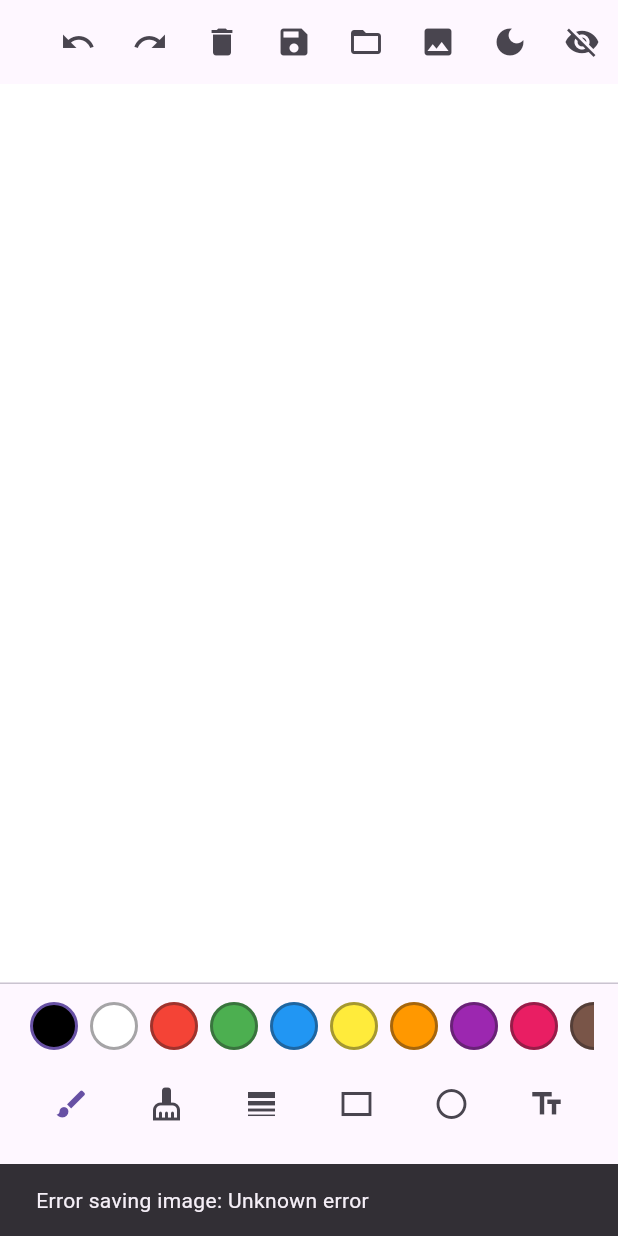
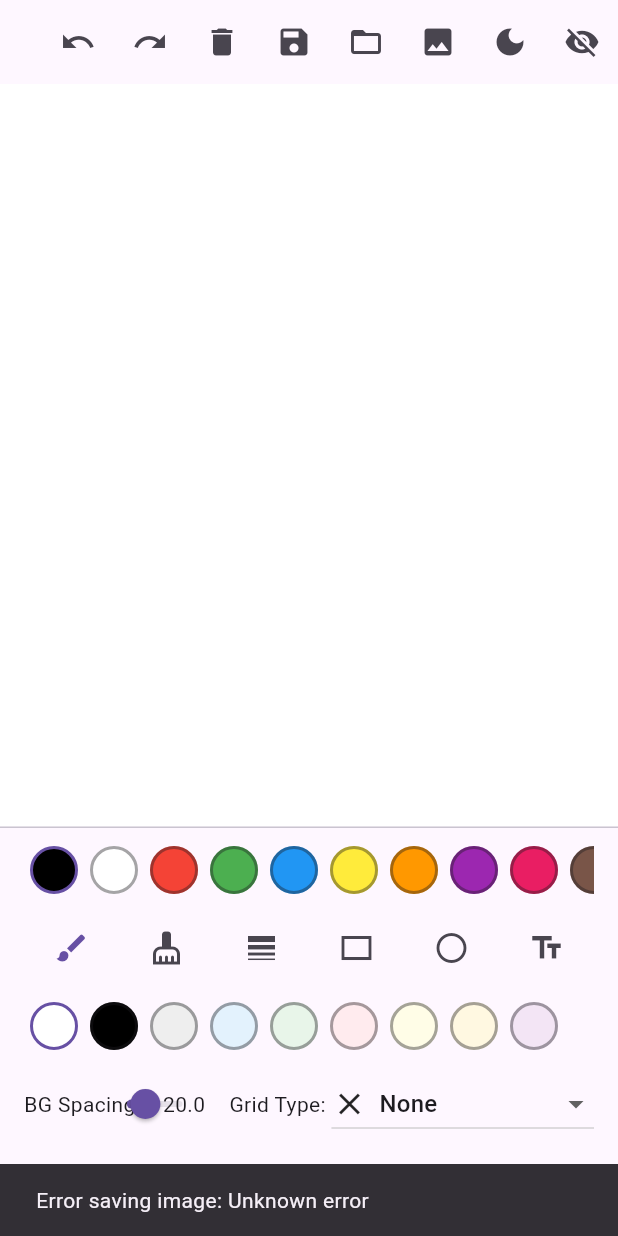
Before and after one commit to MohamedAliShaltoot/Apply-on-widgets, a Flutter app: the screen it shows after launch, after a tap on the "image" icon, on a phone screen of 412 x 824 dp. Run offline on Flutter 3.47's test engine with Material 3 defaults, Android fonts, the phone set to English and light mode, and no system bars; our stand-ins replace bloc, chat_bubbles, dio, either_dart, flutter_bloc, image_gallery_saver and 2 more.

Commit message:
fix old features

```diff
--- a/lib/main.dart
+++ b/lib/main.dart
@@ -37,7 +37,7 @@
 //   }
 // }
 import 'dart:typed_data';
-import 'dart:ui';
+
 
 import 'package:flutter/material.dart';
 import 'package:flutter/rendering.dart'; // For RepaintBoundary
@@ -46,9 +46,11 @@ import 'dart:io'; // For file operations
 import 'dart:convert'; // For JSON encoding/decoding
 
 import 'package:path_provider/path_provider.dart'; // For getting app directories
-import 'package:image/image.dart' as img; // For image encoding
+
 import 'package:image_gallery_saver/image_gallery_saver.dart'; // For saving to gallery
 import 'package:permission_handler/permission_handler.dart'; // For permissions
+
+
 
 void main() {
   runApp(const MyDrawingApp());
@@ -58,15 +60,12 @@ void main() {
 // DATA MODELS & ENUMS
 // ===========================================================================
 
-// Expanded BackgroundType options
+// Updated BackgroundType options (removed harmful ones)
 enum BackgroundType {
   none,
   grid, // Square grid
   dotted,
   lines, // Horizontal lines
-  diagonal, // 45-degree lines
-  isometric, // Isometric grid
-  graphPaper, // Finer grid with bolder major lines
 }
 
 enum ToolType { pencil, eraser, line, rectangle, circle, text }
@@ -77,10 +76,9 @@ class DrawnObject {
   final double width;
   final ToolType tool;
   final String? text;
-  final Color? backgroundColor; // Needed for eraser blend mode
+  final Color? backgroundColor;
 
-  // For text rendering optimization - cached TextPainter
-  late final TextPainter _textPainter; // Marked as late final
+  late final TextPainter _textPainter;
 
   DrawnObject({
     required this.points,
@@ -99,38 +97,28 @@ class DrawnObject {
           text: text,
           style: TextStyle(
             color: color,
-            fontSize: width * 2 < 16 ? 16 : width * 2, // Min font size
+            fontSize: width * 2 < 16 ? 16 : width * 2,
           ),
         ),
         textDirection: TextDirection.ltr,
       );
-      _textPainter.layout(); // Layout text immediately when created
+      _textPainter.layout();
     }
   }
 
-  // Get the initialized TextPainter (nullable for non-text objects)
   TextPainter? get textPainter =>
       (tool == ToolType.text && text != null) ? _textPainter : null;
-
-  // Helper for erasing functionality
   bool get isErasing => tool == ToolType.eraser;
 
   // --- Serialization Methods ---
   factory DrawnObject.fromJson(Map<String, dynamic> json) {
-    // Deserialize points
     List<Offset?> points = (json['points'] as List)
         .map((p) =>
             p == null ? null : Offset(p['dx'] as double, p['dy'] as double))
         .toList();
-
-    // Deserialize color (from int)
     Color color = Color(json['color'] as int);
-
-    // Deserialize tool (from string)
     ToolType tool = ToolType.values
         .firstWhere((e) => e.toString() == 'ToolType.${json['tool']}');
-
-    // Deserialize background color (nullable int)
     Color? backgroundColor = json['backgroundColor'] != null
         ? Color(json['backgroundColor'] as int)
         : null;
@@ -145,18 +133,16 @@ class DrawnObject {
     );
   }
 
-  // Convert to JSON
   Map<String, dynamic> toJson() {
     return {
       'points': points
           .map((p) => p == null ? null : {'dx': p.dx, 'dy': p.dy})
           .toList(),
-      'color': color.value, // Store Color as int
+      'color': color.value,
       'width': width,
-      'tool': tool.toString().split('.').last, // Store enum as String
+      'tool': tool.toString().split('.').last,
       'text': text,
-      'backgroundColor':
-          backgroundColor?.value, // Store Color as int (nullable)
+      'backgroundColor': backgroundColor?.value,
     };
   }
 }
@@ -215,7 +201,7 @@ class _DrawingPageState extends State<DrawingPage> {
   // Undo/Redo Stacks
   List<List<DrawnObject>> _undoStack = [];
   List<List<DrawnObject>> _redoStack = [];
-  final int _maxUndoRedoStates = 50; // Limit memory usage
+  final int _maxUndoRedoStates = 50;
 
   List<DrawnObject> completedObjects = [];
   DrawnObject? currentDrawing;
@@ -226,12 +212,15 @@ class _DrawingPageState extends State<DrawingPage> {
   BackgroundType backgroundType = BackgroundType.none;
   ToolType selectedTool = ToolType.pencil;
 
+  // New state variables for background customization
+  Color _canvasBackgroundColor = Colors.white; // Default canvas background
+  double _backgroundSpacing = 20.0; // Default spacing for background grid
+
   bool showControls = true;
 
   final TextEditingController _textController = TextEditingController();
   final FocusNode _textFocusNode = FocusNode();
 
-  // GlobalKey for capturing the CustomPaint as an image
   final GlobalKey _repaintBoundaryKey = GlobalKey();
 
   final List<Color> paletteColors = [
@@ -263,10 +252,23 @@ class _DrawingPageState extends State<DrawingPage> {
     Colors.tealAccent,
   ];
 
+  // Palette for background colors
+  final List<Color> backgroundPaletteColors = [
+    Colors.white,
+    Colors.black,
+    Colors.grey.shade200,
+    Colors.blue.shade50,
+    Colors.green.shade50,
+    Colors.red.shade50,
+    Colors.yellow.shade50,
+    Colors.amber.shade50,
+    Colors.purple.shade50,
+  ];
+
   @override
   void initState() {
     super.initState();
-    _saveStateForUndo(); // Save initial empty state for undo
+    _saveStateForUndo();
   }
 
   @override
@@ -280,23 +282,25 @@ class _DrawingPageState extends State<DrawingPage> {
 
   void _saveStateForUndo() {
     // Only save if the state has actually changed from the last saved state
+    // We now create a new list for completedObjects when modified, so reference comparison works here.
     if (_undoStack.isNotEmpty &&
         _listEquals(completedObjects, _undoStack.last)) {
-      return; // State hasn't changed, no need to save
+      return;
     }
 
-    _undoStack.add(List.from(completedObjects)); // Deep copy the list
+    _undoStack.add(List.from(completedObjects));
     if (_undoStack.length > _maxUndoRedoStates) {
-      _undoStack.removeAt(0); // Remove the oldest state
+      _undoStack.removeAt(0);
     }
-    _redoStack.clear(); // Any new action clears the redo stack
+    _redoStack.clear();
   }
 
+  // Helper to compare content of lists for undo/redo
   bool _listEquals(List<DrawnObject> a, List<DrawnObject> b) {
     if (a.length != b.length) return false;
     for (int i = 0; i < a.length; i++) {
-      // For simplicity, we just compare references.
-      // A more robust equality check would compare content of DrawnObject.
+      // Since DrawnObject is immutable, comparing references is sufficient here.
+      // If DrawnObject itself had mutable properties, a deep comparison of DrawnObject would be needed.
       if (a[i] != b[i]) return false;
     }
     return true;
@@ -304,11 +308,11 @@ class _DrawingPageState extends State<DrawingPage> {
 
   void _undo() {
     if (_undoStack.length > 1) {
+      // Need at least 2 states to undo (current + previous)
       setState(() {
-        _redoStack.add(_undoStack.removeLast()); // Move current state to redo
-        completedObjects =
-            List.from(_undoStack.last); // Revert to previous state
-        currentDrawing = null; // Clear any active drawing
+        _redoStack.add(_undoStack.removeLast());
+        completedObjects = List.from(_undoStack.last); // Load previous state
+        currentDrawing = null;
         shapeStartPoint = null;
       });
     } else {
@@ -321,7 +325,7 @@ class _DrawingPageState extends State<DrawingPage> {
       setState(() {
         final stateToRedo = _redoStack.removeLast();
         _undoStack.add(stateToRedo);
-        completedObjects = List.from(stateToRedo);
+        completedObjects = List.from(stateToRedo); // Apply redo state
         currentDrawing = null;
         shapeStartPoint = null;
       });
@@ -345,7 +349,8 @@ class _DrawingPageState extends State<DrawingPage> {
           color: effectiveColor,
           width: effectiveWidth,
           tool: selectedTool,
-          backgroundColor: widget.isDark ? Colors.black : Colors.white,
+          backgroundColor:
+              _canvasBackgroundColor, // Pass actual background color for eraser
         );
       });
     } else {
@@ -366,15 +371,18 @@ class _DrawingPageState extends State<DrawingPage> {
     if (selectedTool == ToolType.pencil || selectedTool == ToolType.eraser) {
       if (currentDrawing != null) {
         setState(() {
-          completedObjects.add(currentDrawing!);
+          completedObjects = List.from(completedObjects)
+            ..add(currentDrawing!); // Create new list instance
           currentDrawing = null;
         });
-        _saveStateForUndo(); // Save state after a continuous drawing is finished
+        _saveStateForUndo();
       }
     } else if (shapeStartPoint != null) {
       final List<Offset?> points = [shapeStartPoint!, position];
       setState(() {
-        completedObjects.add(DrawnObject(
+        completedObjects = List.from(completedObjects)
+          ..add(DrawnObject(
+            // Create new list instance
             points: points,
             color: selectedColor,
             width: strokeWidth,
@@ -382,7 +390,7 @@ class _DrawingPageState extends State<DrawingPage> {
           ));
         shapeStartPoint = null;
       });
-      _saveStateForUndo(); // Save state after a shape is finished
+      _saveStateForUndo();
     }
     currentDrawing = null;
     shapeStartPoint = null;
@@ -397,7 +405,6 @@ class _DrawingPageState extends State<DrawingPage> {
   void _onTapUp(Offset position) {
     if (selectedTool == ToolType.text && shapeStartPoint != null) {
       _showTextInputDialog(shapeStartPoint!);
-      // _saveStateForUndo() called after text is added in _showTextInputDialog's setState
     }
     shapeStartPoint = null;
   }
@@ -422,15 +429,12 @@ class _DrawingPageState extends State<DrawingPage> {
           actions: <Widget>[
             TextButton(
                 child: const Text('Cancel'),
-              onPressed: () {
-                Navigator.pop(context);
-              },
-            ),
+                onPressed: () => Navigator.pop(context)),
             TextButton(
-              child: const Text('Add'),
               onPressed: () {
                 Navigator.pop(context, _textController.text);
               },
+              child: const Text('Add'),
             ),
           ],
         );
@@ -439,7 +443,9 @@ class _DrawingPageState extends State<DrawingPage> {
 
     if (text != null && text.isNotEmpty) {
       setState(() {
-        completedObjects.add(DrawnObject(
+        completedObjects = List.from(completedObjects)
+          ..add(DrawnObject(
+            // Create new list instance
             points: [position],
             color: selectedColor,
             width: strokeWidth,
@@ -447,7 +453,7 @@ class _DrawingPageState extends State<DrawingPage> {
             text: text,
           ));
       });
-      _saveStateForUndo(); // Save state after text is added
+      _saveStateForUndo();
     }
     _textFocusNode.unfocus();
   }
@@ -455,11 +461,11 @@ class _DrawingPageState extends State<DrawingPage> {
   void _clearCanvas() {
     if (completedObjects.isNotEmpty) {
       setState(() {
-        completedObjects.clear();
+        completedObjects = []; // Assign a new empty list instance
         currentDrawing = null;
         shapeStartPoint = null;
       });
-      _saveStateForUndo(); // Save state after clearing canvas
+      _saveStateForUndo();
     } else {
       _showSnackbar('Canvas is already empty.');
     }
@@ -593,11 +599,10 @@ class _DrawingPageState extends State<DrawingPage> {
   }
 
   Future<void> _exportDrawingAsImage() async {
-    // Request permissions
     var status = await Permission.storage.request();
     if (status != PermissionStatus.granted) {
       _showSnackbar('Storage permission not granted. Cannot save image.');
-      openAppSettings(); // Open app settings if permission denied
+      openAppSettings();
       return;
     }
 
@@ -609,10 +614,9 @@ class _DrawingPageState extends State<DrawingPage> {
         return;
       }
 
-      ui.Image image = await boundary.toImage(
-          pixelRatio: 3.0); // Higher pixelRatio for better quality
+      ui.Image image = await boundary.toImage(pixelRatio: 3.0);
       ByteData? byteData =
-          await image.toByteData(format: ImageByteFormat.png);
+          await image.toByteData(format: ui.ImageByteFormat.png);
       if (byteData == null) {
         _showSnackbar('Error: Could not convert image to bytes.');
         return;
@@ -677,6 +681,39 @@ class _DrawingPageState extends State<DrawingPage> {
         ),
       );
 
+  Widget _buildBackgroundPalette() => SizedBox(
+        height: 40,
+        child: ListView.builder(
+          scrollDirection: Axis.horizontal,
+          itemCount: backgroundPaletteColors.length,
+          itemBuilder: (context, index) => GestureDetector(
+            onTap: () {
+              setState(() {
+                _canvasBackgroundColor = backgroundPaletteColors[index];
+              });
+            },
+            child: Container(
+              width: 32,
+              margin: const EdgeInsets.symmetric(horizontal: 4),
+              decoration: BoxDecoration(
+                color: backgroundPaletteColors[index],
+                shape: BoxShape.circle,
+                border: Border.all(
+                  color:
+                      _canvasBackgroundColor == backgroundPaletteColors[index]
+                          ? Theme.of(context).colorScheme.primary
+                          : Theme.of(context)
+                              .colorScheme
+                              .onSurface
+                              .withOpacity(0.4),
+                  width: 2,
+                ),
+              ),
+            ),
+          ),
+        ),
+      );
+
   Widget _buildBackgroundDropdown() => DropdownButton<BackgroundType>(
         value: backgroundType,
         onChanged: (value) {
@@ -704,18 +741,6 @@ class _DrawingPageState extends State<DrawingPage> {
               icon = const Icon(Icons.line_weight);
               text = "Horizontal Lines";
               break;
-            case BackgroundType.diagonal:
-              icon = const Icon(Icons.timeline);
-              text = "Diagonal Lines";
-              break;
-            case BackgroundType.isometric:
-              icon = const Icon(Icons.threed_rotation);
-              text = "Isometric Grid";
-              break;
-            case BackgroundType.graphPaper:
-              icon = const Icon(Icons.insert_chart_outlined);
-              text = "Graph Paper";
-              break;
           }
           return DropdownMenuItem(
             value: bg,
@@ -728,8 +753,6 @@ class _DrawingPageState extends State<DrawingPage> {
 
   @override
   Widget build(BuildContext context) {
-    final bgColor = widget.isDark ? Colors.black : Colors.white;
-
     return Scaffold(
       appBar: AppBar(
         title: const Text('Flutter Drawing App'),
@@ -741,7 +764,7 @@ class _DrawingPageState extends State<DrawingPage> {
           IconButton(
               onPressed: _redo,
               icon: const Icon(Icons.redo),
-              tooltip: 'Redo Last Action'), // Redo button
+              tooltip: 'Redo Last Action'),
           IconButton(
               onPressed: _clearCanvas,
               icon: const Icon(Icons.delete),
@@ -778,7 +801,6 @@ class _DrawingPageState extends State<DrawingPage> {
         children: [
           Expanded(
             child: RepaintBoundary(
-              // Wrap CustomPaint with RepaintBoundary for image export
               key: _repaintBoundaryKey,
               child: Builder(
                 builder: (canvasContext) => GestureDetector(
@@ -802,7 +824,8 @@ class _DrawingPageState extends State<DrawingPage> {
                       completedObjects,
                       currentDrawing,
                       backgroundType,
-                      bgColor,
+                      _canvasBackgroundColor, // Pass selected background color
+                      _backgroundSpacing, // Pass selected background spacing
                     ),
                     size: Size.infinite,
                   ),
@@ -851,6 +874,29 @@ class _DrawingPageState extends State<DrawingPage> {
                         .toList(),
                   ),
                   const SizedBox(height: 8),
+                  // Background color and spacing controls
+                  _buildBackgroundPalette(), // New: Background color palette
+                  const SizedBox(height: 8),
+                  Row(
+                    children: [
+                      const Text("BG Spacing: "),
+                      Expanded(
+                        child: Slider(
+                          min: 5,
+                          max: 50,
+                          value: _backgroundSpacing,
+                          onChanged: (value) {
+                            setState(() => _backgroundSpacing = value);
+                          },
+                        ),
+                      ),
+                      Text(_backgroundSpacing.toStringAsFixed(1)),
+                      const SizedBox(width: 16),
+                      const Text("Grid Type: "),
+                      _buildBackgroundDropdown(),
+                    ],
+                  ),
+                  const SizedBox(height: 8), // Add some space below controls
                   Row(
                     children: [
                       const Icon(Icons.line_weight),
@@ -864,10 +910,7 @@ class _DrawingPageState extends State<DrawingPage> {
                           },
                         ),
                       ),
-                      Text(strokeWidth.toStringAsFixed(1)),
-                      const SizedBox(width: 16),
-                      const Text("Background: "),
-                      _buildBackgroundDropdown(),
+                      Text("Stroke: ${strokeWidth.toStringAsFixed(1)}"),
                     ],
                   ),
                 ],
@@ -888,13 +931,15 @@ class DrawingPainter extends CustomPainter {
   final List<DrawnObject> completedObjects;
   final DrawnObject? currentDrawing;
   final BackgroundType backgroundType;
-  final Color backgroundColor;
+  final Color backgroundColor; // Canvas background color
+  final double backgroundSpacing; // Grid/dots spacing
 
   DrawingPainter(
     this.completedObjects,
     this.currentDrawing,
     this.backgroundType,
     this.backgroundColor,
+    this.backgroundSpacing,
   );
 
   @override
@@ -970,83 +1015,30 @@ class DrawingPainter extends CustomPainter {
 
   void _drawBackgroundGrid(Canvas canvas, Size size) {
     final paint = Paint()
-      ..color = const Color.fromARGB(255, 198, 9, 100).withOpacity(0.3)
+      ..color = Colors.grey.withOpacity(0.3)
       ..strokeWidth = 1;
 
-    const spacing = 20.0;
-    const majorSpacing = 100.0; // For graph paper
+    final actualSpacing = backgroundSpacing; // Use the controllable spacing
 
     switch (backgroundType) {
       case BackgroundType.grid:
-        for (double x = 0; x <= size.width; x += spacing) {
+        for (double x = 0; x <= size.width; x += actualSpacing) {
           canvas.drawLine(Offset(x, 0), Offset(x, size.height), paint);
         }
-        for (double y = 0; y <= size.height; y += spacing) {
+        for (double y = 0; y <= size.height; y += actualSpacing) {
           canvas.drawLine(Offset(0, y), Offset(size.width, y), paint);
         }
         break;
       case BackgroundType.dotted:
-        for (double x = 0; x <= size.width; x += spacing) {
-          for (double y = 0; y <= size.height; y += spacing) {
+        for (double x = 0; x <= size.width; x += actualSpacing) {
+          for (double y = 0; y <= size.height; y += actualSpacing) {
             canvas.drawCircle(Offset(x, y), 1.5, paint);
           }
         }
         break;
       case BackgroundType.lines:
-        for (double y = 0; y <= size.height; y += spacing) {
+        for (double y = 0; y <= size.height; y += actualSpacing) {
           canvas.drawLine(Offset(0, y), Offset(size.width, y), paint);
-        }
-        break;
-      case BackgroundType.diagonal:
-        // Draw diagonal lines from bottom-left to top-right
-        for (double x = -size.height; x <= size.width; x += spacing) {
-          canvas.drawLine(
-              Offset(x, size.height), Offset(x + size.height, 0), paint);
-        }
-        // Draw diagonal lines from top-left to bottom-right
-        for (double x = -size.height; x <= size.width; x += spacing) {
-          canvas.drawLine(
-              Offset(x, 0), Offset(x + size.height, size.height), paint);
-        }
-        break;
-      case BackgroundType.isometric:
-        // Horizontal lines (30-degree up)
-        for (double y = 0; y <= size.height; y += spacing * 0.866) {
-          // sin(60) for vertical distance
-          canvas.drawLine(Offset(0, y), Offset(size.width, y), paint);
-        }
-        // Diagonal lines (30 degrees from horizontal)
-        for (double x = -size.height / 0.577;
-            x <= size.width + size.height / 0.577;
-            x += spacing / 0.577) {
-          // tan(30) for spacing
-          // Line 1: top-left to bottom-right
-          canvas.drawLine(
-              Offset(x, 0),
-              Offset(x + size.height * 1.732, size.height),
-              paint); // ~height * cot(30)
-          // Line 2: bottom-left to top-right
-          canvas.drawLine(Offset(x, size.height),
-              Offset(x + size.height * 1.732, 0), paint);
-        }
-        break;
-      case BackgroundType.graphPaper:
-        // Minor grid lines
-        for (double x = 0; x <= size.width; x += spacing) {
-          canvas.drawLine(Offset(x, 0), Offset(x, size.height), paint);
-        }
-        for (double y = 0; y <= size.height; y += spacing) {
-          canvas.drawLine(Offset(0, y), Offset(size.width, y), paint);
-        }
-        // Major grid lines
-        final majorPaint = Paint()
-          ..color = Colors.grey.withOpacity(0.5)
-          ..strokeWidth = 1.5;
-        for (double x = 0; x <= size.width; x += majorSpacing) {
-          canvas.drawLine(Offset(x, 0), Offset(x, size.height), majorPaint);
-        }
-        for (double y = 0; y <= size.height; y += majorSpacing) {
-          canvas.drawLine(Offset(0, y), Offset(size.width, y), majorPaint);
         }
         break;
       case BackgroundType.none:
@@ -1056,26 +1048,31 @@ class DrawingPainter extends CustomPainter {
 
   @override
   bool shouldRepaint(DrawingPainter oldDelegate) {
+    // These conditions ensure repaint when properties change
     if (oldDelegate.backgroundType != backgroundType ||
-        oldDelegate.backgroundColor != backgroundColor) {
+        oldDelegate.backgroundColor != backgroundColor ||
+        oldDelegate.backgroundSpacing != backgroundSpacing) {
       return true;
     }
-    if (oldDelegate.completedObjects.length != completedObjects.length) {
+
+    // Repaint if the list of completed objects itself has changed (new list instance)
+    if (oldDelegate.completedObjects != completedObjects) {
       return true;
     }
+
+    // Repaint if the current drawing object reference has changed
     if (currentDrawing != oldDelegate.currentDrawing) {
       return true;
     }
+
+    // Repaint if current drawing exists and its points count changed (for continuous drawing)
     if (currentDrawing != null &&
         oldDelegate.currentDrawing != null &&
         currentDrawing!.points.length !=
             oldDelegate.currentDrawing!.points.length) {
       return true;
     }
-    // Deep equality check for text changes to force repaint if text content changes (unlikely for existing objects)
-    // For general changes in completedObjects, a reference comparison (via list equality) is sufficient if objects are immutable.
-    // However, DrawnObject is mutable (its points list).
-    // A full deep comparison can be costly, but the above length checks cover most cases.
+
     return false;
   }
 }
```
Lines whose indentation alone changed are shown as unchanged.
